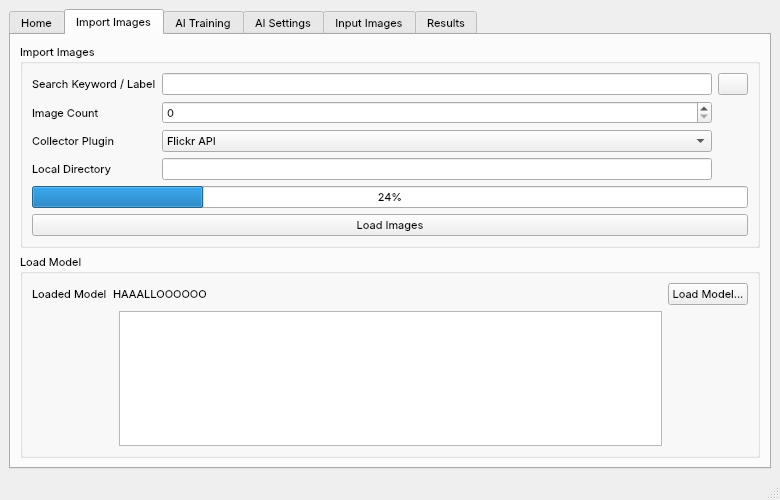
Old version of the form mainwindow.ui in the repository Joensw/RCAIT.
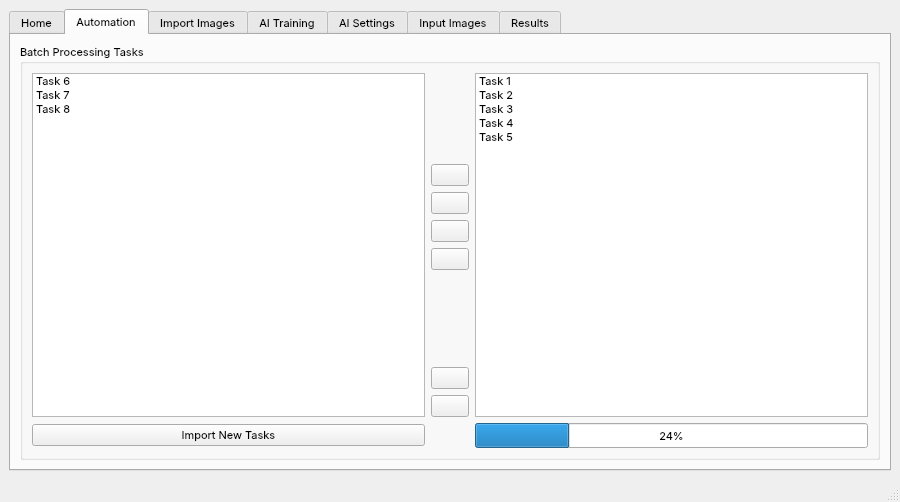
New version of the form. The open tabs and pages were chosen to show the change. Icons and pictures are not drawn. Custom widgets are drawn as their Qt base class.

Commit message: Neue Icon Ressourcen

Patch:
```diff
--- a/mainwindow.ui
+++ b/mainwindow.ui
@@ -6,13 +6,13 @@
    <rect>
     <x>0</x>
     <y>0</y>
-    <width>780</width>
-    <height>500</height>
+    <width>900</width>
+    <height>502</height>
    </rect>
   </property>
   <property name="minimumSize">
    <size>
-    <width>780</width>
+    <width>900</width>
     <height>500</height>
    </size>
   </property>
@@ -185,6 +185,268 @@
         </item>
        </layout>
       </widget>
+      <widget class="QWidget" name="tab_automation">
+       <attribute name="icon">
+        <iconset resource="UI_Icons.qrc">
+         <normaloff>:/Resources/TabIcons/Filled/auto_awesome_motion_black_24dp.svg</normaloff>:/Resources/TabIcons/Filled/auto_awesome_motion_black_24dp.svg</iconset>
+       </attribute>
+       <attribute name="title">
+        <string>Automation</string>
+       </attribute>
+       <layout class="QGridLayout" name="gridLayout_15">
+        <item row="0" column="0">
+         <widget class="QGroupBox" name="groupBox_3">
+          <property name="title">
+           <string>Batch Processing Tasks</string>
+          </property>
+          <layout class="QGridLayout" name="gridLayout_16">
+           <item row="2" column="1">
+            <widget class="QPushButton" name="pushButton_12">
+             <property name="text">
+              <string>Import New Tasks</string>
+             </property>
+             <property name="icon">
+              <iconset resource="UI_Icons.qrc">
+               <normaloff>:/Resources/UISymbols/UI_Add_Task.svg</normaloff>:/Resources/UISymbols/UI_Add_Task.svg</iconset>
+             </property>
+             <property name="iconSize">
+              <size>
+               <width>20</width>
+               <height>20</height>
+              </size>
+             </property>
+            </widget>
+           </item>
+           <item row="1" column="1">
+            <widget class="QListWidget" name="listWidget_2">
+             <item>
+              <property name="text">
+               <string>Task 6</string>
+              </property>
+              <property name="icon">
+               <iconset resource="UI_Icons.qrc">
+                <normaloff>:/Resources/TaskIcons/Task_Empty.svg</normaloff>:/Resources/TaskIcons/Task_Empty.svg</iconset>
+              </property>
+             </item>
+             <item>
+              <property name="text">
+               <string>Task 7</string>
+              </property>
+              <property name="icon">
+               <iconset resource="UI_Icons.qrc">
+                <normaloff>:/Resources/TaskIcons/Task_Empty.svg</normaloff>:/Resources/TaskIcons/Task_Empty.svg</iconset>
+              </property>
+             </item>
+             <item>
+              <property name="text">
+               <string>Task 8</string>
+              </property>
+              <property name="icon">
+               <iconset resource="UI_Icons.qrc">
+                <normaloff>:/Resources/TaskIcons/Task_Empty.svg</normaloff>:/Resources/TaskIcons/Task_Empty.svg</iconset>
+              </property>
+             </item>
+            </widget>
+           </item>
+           <item row="1" column="4">
+            <widget class="QListWidget" name="listWidget_3">
+             <item>
+              <property name="text">
+               <string>Task 1</string>
+              </property>
+              <property name="icon">
+               <iconset resource="UI_Icons.qrc">
+                <normaloff>:/Resources/TaskIcons/Task_Success.svg</normaloff>:/Resources/TaskIcons/Task_Success.svg</iconset>
+              </property>
+             </item>
+             <item>
+              <property name="text">
+               <string>Task 2</string>
+              </property>
+              <property name="icon">
+               <iconset resource="UI_Icons.qrc">
+                <normaloff>:/Resources/TaskIcons/Task_Success.svg</normaloff>:/Resources/TaskIcons/Task_Success.svg</iconset>
+              </property>
+             </item>
+             <item>
+              <property name="text">
+               <string>Task 3</string>
+              </property>
+              <property name="icon">
+               <iconset resource="UI_Icons.qrc">
+                <normaloff>:/Resources/TaskIcons/Task_Error.svg</normaloff>:/Resources/TaskIcons/Task_Error.svg</iconset>
+              </property>
+             </item>
+             <item>
+              <property name="text">
+               <string>Task 4</string>
+              </property>
+              <property name="icon">
+               <iconset resource="UI_Icons.qrc">
+                <normaloff>:/Resources/TaskIcons/Task_Running.svg</normaloff>:/Resources/TaskIcons/Task_Running.svg</iconset>
+              </property>
+             </item>
+             <item>
+              <property name="text">
+               <string>Task 5</string>
+              </property>
+              <property name="icon">
+               <iconset resource="UI_Icons.qrc">
+                <normaloff>:/Resources/TaskIcons/Task_Empty.svg</normaloff>:/Resources/TaskIcons/Task_Empty.svg</iconset>
+              </property>
+             </item>
+            </widget>
+           </item>
+           <item row="1" column="2">
+            <layout class="QVBoxLayout" name="verticalLayout_3">
+             <item>
+              <spacer name="verticalSpacer_2">
+               <property name="orientation">
+                <enum>Qt::Vertical</enum>
+               </property>
+               <property name="sizeHint" stdset="0">
+                <size>
+                 <width>20</width>
+                 <height>40</height>
+                </size>
+               </property>
+              </spacer>
+             </item>
+             <item>
+              <widget class="QPushButton" name="pushButton_9">
+               <property name="text">
+                <string/>
+               </property>
+               <property name="icon">
+                <iconset resource="UI_Icons.qrc">
+                 <normaloff>:/Resources/UISymbols/UI_Move_Right.svg</normaloff>:/Resources/UISymbols/UI_Move_Right.svg</iconset>
+               </property>
+               <property name="flat">
+                <bool>false</bool>
+               </property>
+              </widget>
+             </item>
+             <item>
+              <widget class="QPushButton" name="pushButton_8">
+               <property name="text">
+                <string/>
+               </property>
+               <property name="icon">
+                <iconset resource="UI_Icons.qrc">
+                 <normaloff>:/Resources/UISymbols/UI_Move_All_Right.svg</normaloff>:/Resources/UISymbols/UI_Move_All_Right.svg</iconset>
+               </property>
+               <property name="flat">
+                <bool>false</bool>
+               </property>
+              </widget>
+             </item>
+             <item>
+              <widget class="QPushButton" name="pushButton_10">
+               <property name="text">
+                <string/>
+               </property>
+               <property name="icon">
+                <iconset resource="UI_Icons.qrc">
+                 <normaloff>:/Resources/UISymbols/UI_Move_Left.svg</normaloff>:/Resources/UISymbols/UI_Move_Left.svg</iconset>
+               </property>
+               <property name="flat">
+                <bool>false</bool>
+               </property>
+              </widget>
+             </item>
+             <item>
+              <widget class="QPushButton" name="pushButton_7">
+               <property name="text">
+                <string/>
+               </property>
+               <property name="icon">
+                <iconset resource="UI_Icons.qrc">
+                 <normaloff>:/Resources/UISymbols/UI_Move_All_Left.svg</normaloff>:/Resources/UISymbols/UI_Move_All_Left.svg</iconset>
+               </property>
+               <property name="autoDefault">
+                <bool>false</bool>
+               </property>
+               <property name="default">
+                <bool>false</bool>
+               </property>
+               <property name="flat">
+                <bool>false</bool>
+               </property>
+              </widget>
+             </item>
+             <item>
+              <spacer name="verticalSpacer">
+               <property name="orientation">
+                <enum>Qt::Vertical</enum>
+               </property>
+               <property name="sizeHint" stdset="0">
+                <size>
+                 <width>20</width>
+                 <height>40</height>
+                </size>
+               </property>
+              </spacer>
+             </item>
+             <item>
+              <widget class="QPushButton" name="pushButton_11">
+               <property name="layoutDirection">
+                <enum>Qt::RightToLeft</enum>
+               </property>
+               <property name="text">
+                <string/>
+               </property>
+               <property name="icon">
+                <iconset resource="UI_Icons.qrc">
+                 <normaloff>:/Resources/UISymbols/UI_Play_Icon.svg</normaloff>:/Resources/UISymbols/UI_Play_Icon.svg</iconset>
+               </property>
+               <property name="iconSize">
+                <size>
+                 <width>25</width>
+                 <height>25</height>
+                </size>
+               </property>
+              </widget>
+             </item>
+             <item>
+              <widget class="QPushButton" name="pushButton_13">
+               <property name="layoutDirection">
+                <enum>Qt::RightToLeft</enum>
+               </property>
+               <property name="text">
+                <string/>
+               </property>
+               <property name="icon">
+                <iconset resource="UI_Icons.qrc">
+                 <normaloff>:/Resources/UISymbols/UI_Stop_Icon.svg</normaloff>:/Resources/UISymbols/UI_Stop_Icon.svg</iconset>
+               </property>
+               <property name="iconSize">
+                <size>
+                 <width>25</width>
+                 <height>25</height>
+                </size>
+               </property>
+              </widget>
+             </item>
+            </layout>
+           </item>
+           <item row="2" column="4">
+            <widget class="QProgressBar" name="progressBar_3">
+             <property name="minimumSize">
+              <size>
+               <width>0</width>
+               <height>25</height>
+              </size>
+             </property>
+             <property name="value">
+              <number>24</number>
+             </property>
+            </widget>
+           </item>
+          </layout>
+         </widget>
+        </item>
+       </layout>
+      </widget>
       <widget class="QWidget" name="tab_crawler">
        <property name="enabled">
         <bool>true</bool>
```
Left out of the diff: 6 changed lines with no effect on the pictures. The commit also changes 13 other files.
